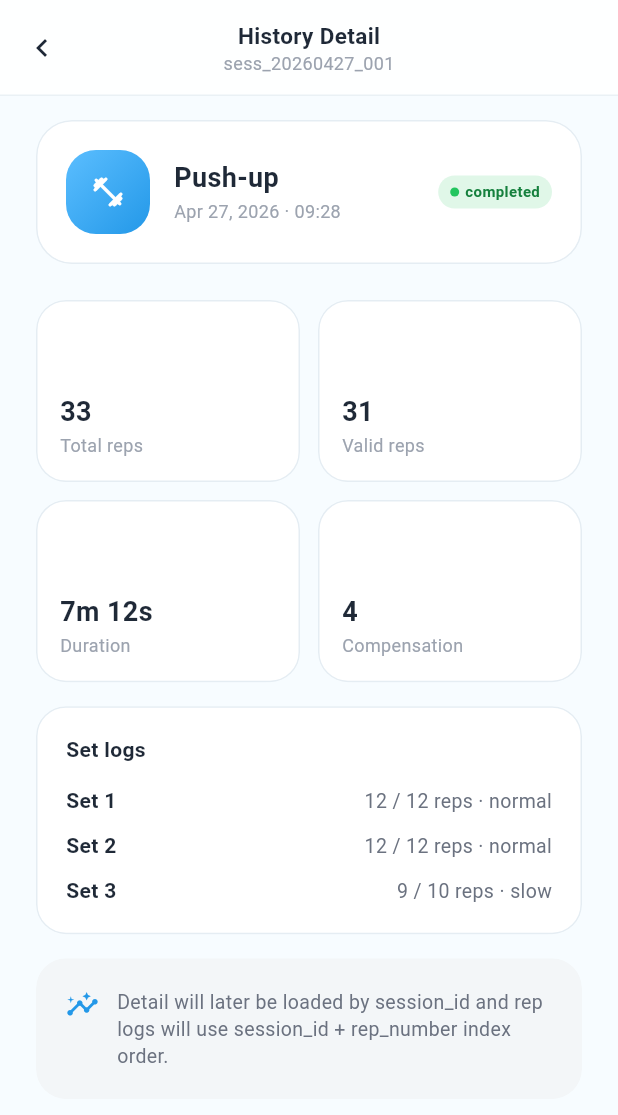
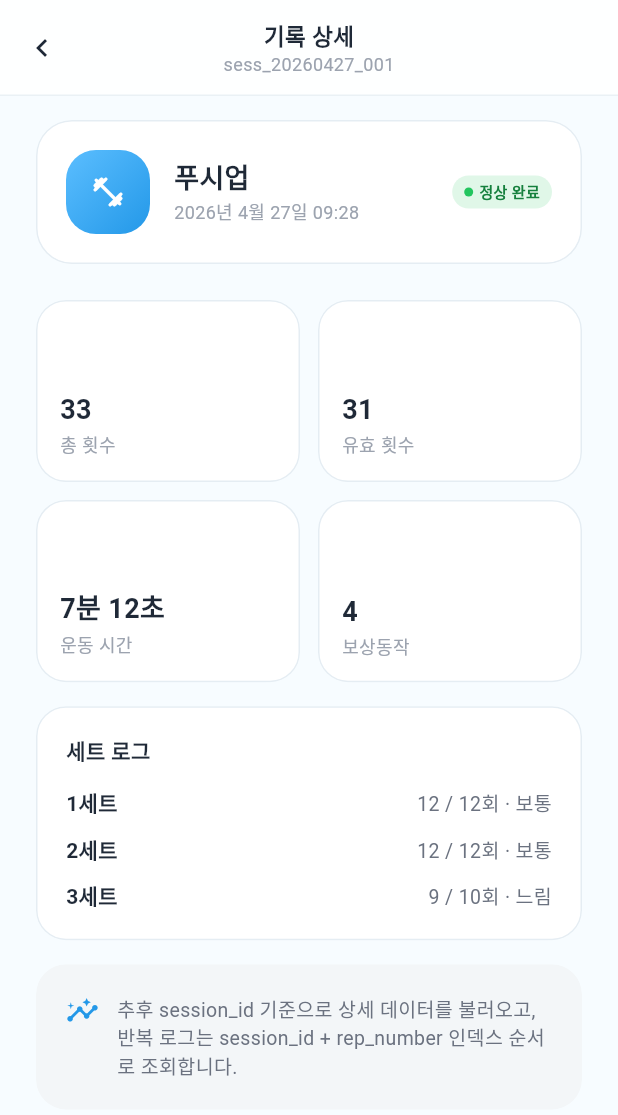
Before and after one commit to dltndud0313/IMO, a Flutter app: the HistoryDetailScreen screen opened by its route, on a phone screen of 412 x 824 dp. Shown: the top 1115 px of the screen. Run offline on Flutter 3.47's test engine with Material 3 defaults, Android fonts, the phone set to English and light mode, and no system bars; our stand-ins replace dio, get_it, go_router, shared_preferences; accounts and stored records are empty.

Commit message:
style(app): 기록 상세 화면 정리

```diff
--- a/app/lib/ui/history/widgets/history_detail_screen.dart
+++ b/app/lib/ui/history/widgets/history_detail_screen.dart
@@ -15,7 +15,7 @@ class HistoryDetailScreen extends StatelessWidget {
   @override
   Widget build(BuildContext context) {
     return AppScaffold(
-      title: 'History Detail',
+      title: '기록 상세',
       subtitle: sessionId,
       showBackButton: true,
       scrollable: true,
@@ -67,13 +67,13 @@ class _DetailHeroCard extends StatelessWidget {
             child: Column(
               crossAxisAlignment: CrossAxisAlignment.start,
               children: [
-                Text('Push-up', style: AppTextStyles.sectionTitle),
+                Text('푸시업', style: AppTextStyles.sectionTitle),
                 const SizedBox(height: AppSpacing.xxs),
-                Text('Apr 27, 2026 · 09:28', style: AppTextStyles.caption),
+                Text('2026년 4월 27일 09:28', style: AppTextStyles.caption),
               ],
             ),
           ),
-          const StatusBadge(label: 'completed', variant: StatusVariant.success),
+          const StatusBadge(label: '정상 완료', variant: StatusVariant.success),
         ],
       ),
     );
@@ -93,10 +93,10 @@ class _DetailMetricGrid extends StatelessWidget {
       mainAxisSpacing: AppSpacing.sm,
       childAspectRatio: 1.45,
       children: const [
-        _DetailMetric(label: 'Total reps', value: '33'),
-        _DetailMetric(label: 'Valid reps', value: '31'),
-        _DetailMetric(label: 'Duration', value: '7m 12s'),
-        _DetailMetric(label: 'Compensation', value: '4'),
+        _DetailMetric(label: '총 횟수', value: '33'),
+        _DetailMetric(label: '유효 횟수', value: '31'),
+        _DetailMetric(label: '운동 시간', value: '7분 12초'),
+        _DetailMetric(label: '보상동작', value: '4'),
       ],
     );
   }
@@ -138,13 +138,13 @@ class _DetailSetCard extends StatelessWidget {
       child: Column(
         crossAxisAlignment: CrossAxisAlignment.start,
         children: [
-          Text('Set logs', style: AppTextStyles.label),
+          Text('세트 로그', style: AppTextStyles.label),
           const SizedBox(height: AppSpacing.md),
-          const _SetLogLine(index: 1, reps: '12 / 12', speed: 'normal'),
+          const _SetLogLine(index: 1, reps: '12 / 12', speed: '보통'),
           const SizedBox(height: AppSpacing.sm),
-          const _SetLogLine(index: 2, reps: '12 / 12', speed: 'normal'),
+          const _SetLogLine(index: 2, reps: '12 / 12', speed: '보통'),
           const SizedBox(height: AppSpacing.sm),
-          const _SetLogLine(index: 3, reps: '9 / 10', speed: 'slow'),
+          const _SetLogLine(index: 3, reps: '9 / 10', speed: '느림'),
         ],
       ),
     );
@@ -166,9 +166,9 @@ class _SetLogLine extends StatelessWidget {
   Widget build(BuildContext context) {
     return Row(
       children: [
-        Text('Set $index', style: AppTextStyles.label),
+        Text('$index세트', style: AppTextStyles.label),
         const Spacer(),
-        Text('$reps reps · $speed', style: AppTextStyles.bodySmall),
+        Text('$reps회 · $speed', style: AppTextStyles.bodySmall),
       ],
     );
   }
@@ -193,7 +193,7 @@ class _DetailInsightCard extends StatelessWidget {
           const SizedBox(width: AppSpacing.sm),
           Expanded(
             child: Text(
-              'Detail will later be loaded by session_id and rep logs will use session_id + rep_number index order.',
+              '추후 session_id 기준으로 상세 데이터를 불러오고, 반복 로그는 session_id + rep_number 인덱스 순서로 조회합니다.',
               style: AppTextStyles.bodySmall,
             ),
           ),
```
